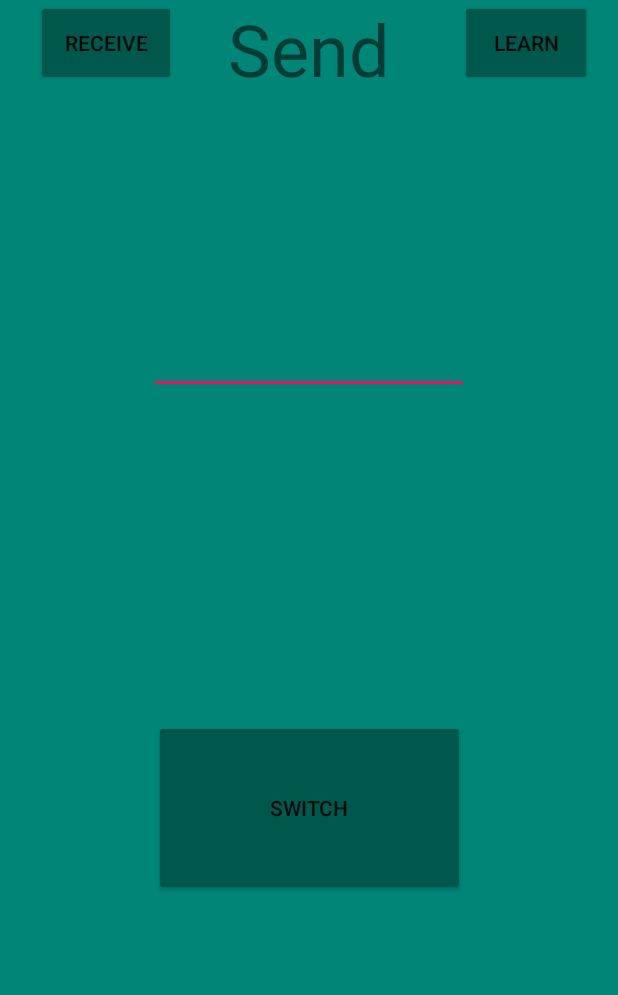
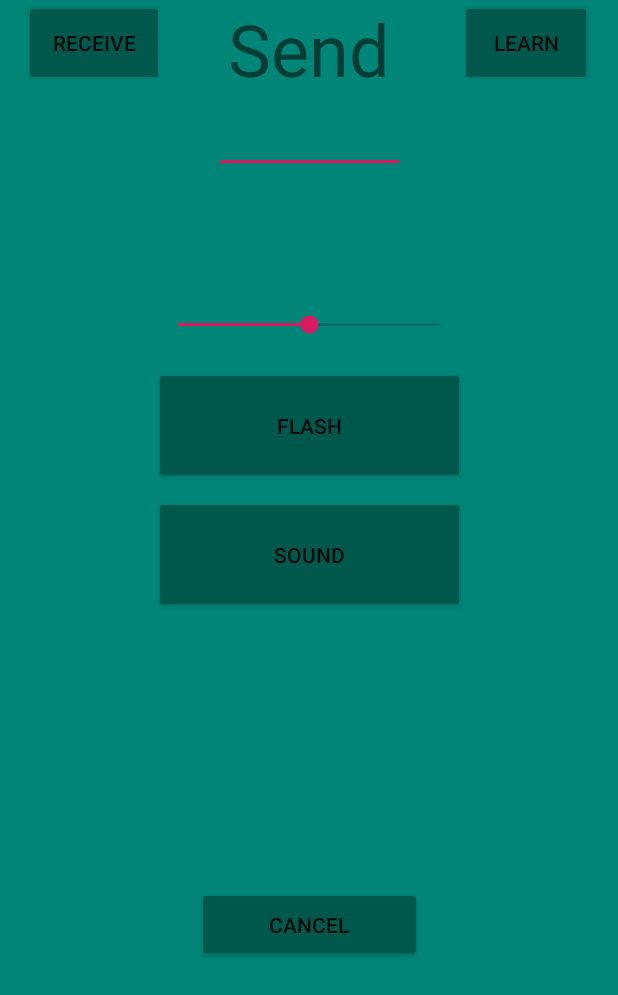
Before and after one commit to git-hubbs/ReMorse, an Android app: the screen it shows after launch (MainActivity), on a phone screen of 412 x 824 dp. Shown: the top 995 px of the screen. Run offline under Robolectric (Android 15) with nearby library versions, the phone set to English and light mode, and no system bars; 1 statement that could not run was skipped.

Commit message:
started working on sound

```diff
--- a/app/src/main/java/com/example/remorse/MainActivity.java
+++ b/app/src/main/java/com/example/remorse/MainActivity.java
@@ -19,6 +19,7 @@ import android.widget.EditText;
 import android.widget.SeekBar;
 import android.widget.TextView;
 import android.widget.Toast;
+import android.media.MediaPlayer;
 
 import com.example.remorse.Main2Activity;
 import com.example.remorse.Main3Activity;
@@ -39,7 +40,7 @@ public class MainActivity extends AppCompatActivity {
             "..---", "...--", "....-", ".....", "-....", "--...", "---..", "----.",
             "-----", "--..--", ".-.-.-", "..--.." };
 
-    int flashMultiplier = 1;
+    int flashMultiplier = 5;
 
     @Override
     protected void onCreate(Bundle savedInstanceState) {
@@ -51,6 +52,27 @@ public class MainActivity extends AppCompatActivity {
         Button switchToLearner = (Button) findViewById(R.id.switchToLearner);
         final TextView morseText = (TextView) findViewById(R.id.textView2);
         final EditText textBox = (EditText) findViewById(R.id.editText);
+        SeekBar seekBar = (SeekBar) findViewById(R.id.seekBar);
+        final MediaPlayer mp = MediaPlayer.create(this, R.res.beep);
+
+
+        seekBar.setOnSeekBarChangeListener(new SeekBar.OnSeekBarChangeListener() {
+            @Override
+            public void onProgressChanged(SeekBar seekBar, int progress, boolean fromUser) {
+                flashMultiplier = (seekBar.getProgress() + 1);
+                mp.start();
+            }
+
+            @Override
+            public void onStartTrackingTouch(SeekBar seekBar) {
+
+            }
+
+            @Override
+            public void onStopTrackingTouch(SeekBar seekBar) {
+
+            }
+        });
 
         sendMorse.setOnClickListener(new View.OnClickListener() {
             @Override
@@ -61,6 +83,7 @@ public class MainActivity extends AppCompatActivity {
 
                 for(int i = 0; i < content.length(); i++){
                     char letter = content.charAt(i);
+                    //Travis right here
                     for(int j = 0; j < 39; j++){
                         if(letter == english[j]){
                             callFlashLight(j);
@@ -72,7 +95,6 @@ public class MainActivity extends AppCompatActivity {
                         }
                     }
                 }
-
             }
         });
 
@@ -118,6 +140,10 @@ public class MainActivity extends AppCompatActivity {
         } catch (InterruptedException e) {}
     }
 
+    private void soundTimer(int time){
+
+    }
+
     private void waitTimer(int time){
         flashLightOff();
         try {
--- a/app/src/main/res/layout/activity_main.xml
+++ b/app/src/main/res/layout/activity_main.xml
@@ -10,43 +10,41 @@
     <Button
         android:id="@+id/changeScreens"
         android:layout_width="207dp"
-        android:layout_height="117dp"
+        android:layout_height="78dp"
+        android:layout_marginBottom="228dp"
+        android:layout_marginEnd="8dp"
         android:layout_marginStart="8dp"
         android:layout_marginTop="8dp"
-        android:layout_marginEnd="8dp"
-        android:layout_marginBottom="8dp"
         android:backgroundTint="@color/colorPrimaryDark"
-        android:text="Switch"
+        android:text="Flash"
         app:layout_constraintBottom_toBottomOf="parent"
         app:layout_constraintEnd_toEndOf="parent"
+        app:layout_constraintHorizontal_bias="0.503"
         app:layout_constraintStart_toStartOf="parent"
-        app:layout_constraintTop_toTopOf="parent"
-        app:layout_constraintVertical_bias="0.683" />
+        app:layout_constraintTop_toBottomOf="@+id/seekBar"
+        app:layout_constraintVertical_bias="0.0" />
 
     <EditText
         android:id="@+id/editText"
-        android:layout_width="wrap_content"
-        android:layout_height="wrap_content"
+        android:layout_width="127dp"
+        android:layout_height="45dp"
+        android:layout_marginEnd="8dp"
         android:layout_marginStart="8dp"
         android:layout_marginTop="8dp"
-        android:layout_marginEnd="8dp"
-        android:layout_marginBottom="8dp"
         android:ems="10"
         android:inputType="textPersonName"
-        app:layout_constraintBottom_toTopOf="@+id/changeScreens"
         app:layout_constraintEnd_toEndOf="parent"
+        app:layout_constraintHorizontal_bias="0.502"
         app:layout_constraintStart_toStartOf="parent"
-        app:layout_constraintTop_toTopOf="parent" />
+        app:layout_constraintTop_toBottomOf="@+id/textView3" />
 
     <TextView
         android:id="@+id/textView2"
         android:layout_width="210dp"
         android:layout_height="57dp"
+        android:layout_marginEnd="8dp"
         android:layout_marginStart="8dp"
-        android:layout_marginTop="8dp"
-        android:layout_marginEnd="8dp"
-        android:layout_marginBottom="8dp"
-        app:layout_constraintBottom_toTopOf="@+id/changeScreens"
+        android:layout_marginTop="16dp"
         app:layout_constraintEnd_toEndOf="parent"
         app:layout_constraintStart_toStartOf="parent"
         app:layout_constraintTop_toBottomOf="@+id/editText" />
@@ -55,12 +53,13 @@
         android:id="@+id/textView3"
         android:layout_width="385dp"
         android:layout_height="62dp"
+        android:layout_marginEnd="8dp"
         android:layout_marginStart="8dp"
-        android:layout_marginEnd="8dp"
         android:text="Send"
         android:textAlignment="center"
         android:textSize="48sp"
         app:layout_constraintEnd_toEndOf="parent"
+        app:layout_constraintHorizontal_bias="0.47"
         app:layout_constraintStart_toStartOf="parent"
         tools:layout_editor_absoluteY="16dp" />
 
@@ -68,7 +67,7 @@
         android:id="@+id/switchToReceive"
         android:layout_width="93dp"
         android:layout_height="57dp"
-        android:layout_marginStart="24dp"
+        android:layout_marginStart="16dp"
         android:backgroundTint="@color/colorPrimaryDark"
         android:text="Receive"
         app:layout_constraintStart_toStartOf="parent"
@@ -78,13 +77,55 @@
         android:id="@+id/switchToLearner"
         android:layout_width="wrap_content"
         android:layout_height="57dp"
+        android:layout_marginEnd="8dp"
         android:layout_marginStart="8dp"
-        android:layout_marginEnd="8dp"
         android:backgroundTint="@color/colorPrimaryDark"
         android:text="Learn"
         app:layout_constraintEnd_toEndOf="parent"
-        app:layout_constraintHorizontal_bias="0.951"
+        app:layout_constraintHorizontal_bias="0.953"
         app:layout_constraintStart_toEndOf="@+id/switchToReceive"
         tools:layout_editor_absoluteY="16dp" />
 
+    <Button
+        android:id="@+id/button"
+        android:layout_width="207dp"
+        android:layout_height="78dp"
+        android:layout_marginEnd="8dp"
+        android:layout_marginStart="8dp"
+        android:layout_marginTop="8dp"
+        android:backgroundTint="@color/colorPrimaryDark"
+        android:text="Sound"
+        app:layout_constraintEnd_toEndOf="parent"
+        app:layout_constraintStart_toStartOf="parent"
+        app:layout_constraintTop_toBottomOf="@+id/changeScreens" />
+
+    <Button
+        android:id="@+id/button2"
+        android:layout_width="150dp"
+        android:layout_height="50dp"
+        android:layout_marginBottom="8dp"
+        android:layout_marginEnd="8dp"
+        android:layout_marginStart="8dp"
+        android:layout_marginTop="8dp"
+        android:backgroundTint="@color/colorPrimaryDark"
+        android:text="Cancel"
+        app:layout_constraintBottom_toBottomOf="parent"
+        app:layout_constraintEnd_toEndOf="parent"
+        app:layout_constraintStart_toStartOf="parent"
+        app:layout_constraintTop_toBottomOf="@+id/button" />
+
+    <SeekBar
+        android:id="@+id/seekBar"
+        android:layout_width="207dp"
+        android:layout_height="40dp"
+        android:layout_marginEnd="8dp"
+        android:layout_marginStart="8dp"
+        android:layout_marginTop="8dp"
+        android:progress="5"
+        android:max="10"
+        app:layout_constraintEnd_toEndOf="parent"
+        app:layout_constraintHorizontal_bias="0.503"
+        app:layout_constraintStart_toStartOf="parent"
+        app:layout_constraintTop_toBottomOf="@+id/textView2" />
+
 </android.support.constraint.ConstraintLayout>
```
Also changed, not shown: 1 other file.
